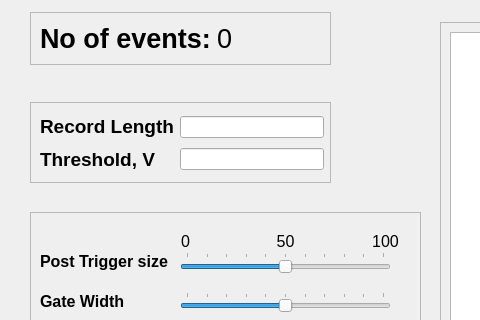
Before: the Qt Designer form mainwindow.ui in mrnetbear/sandboxStudy, drawn with Qt 5; both pictures show x 0 to 480 and y 157 to 477 of the 800 by 600 pixel window.
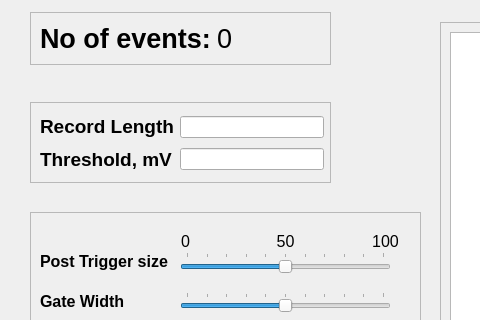
After: the same form once the commit is applied.

Commit message: Промежуточное исправдение threshold

Diff of the .ui file:
```diff
--- a/mainwindow.ui
+++ b/mainwindow.ui
@@ -287,7 +287,7 @@
            </font>
           </property>
           <property name="text">
-           <string>&lt;html&gt;&lt;head/&gt;&lt;body&gt;&lt;p&gt;Threshold, V&lt;/p&gt;&lt;/body&gt;&lt;/html&gt;</string>
+           <string>&lt;html&gt;&lt;head/&gt;&lt;body&gt;&lt;p&gt;Threshold, mV&lt;/p&gt;&lt;/body&gt;&lt;/html&gt;</string>
           </property>
          </widget>
         </item>
```
The commit also changes 8 other files.
